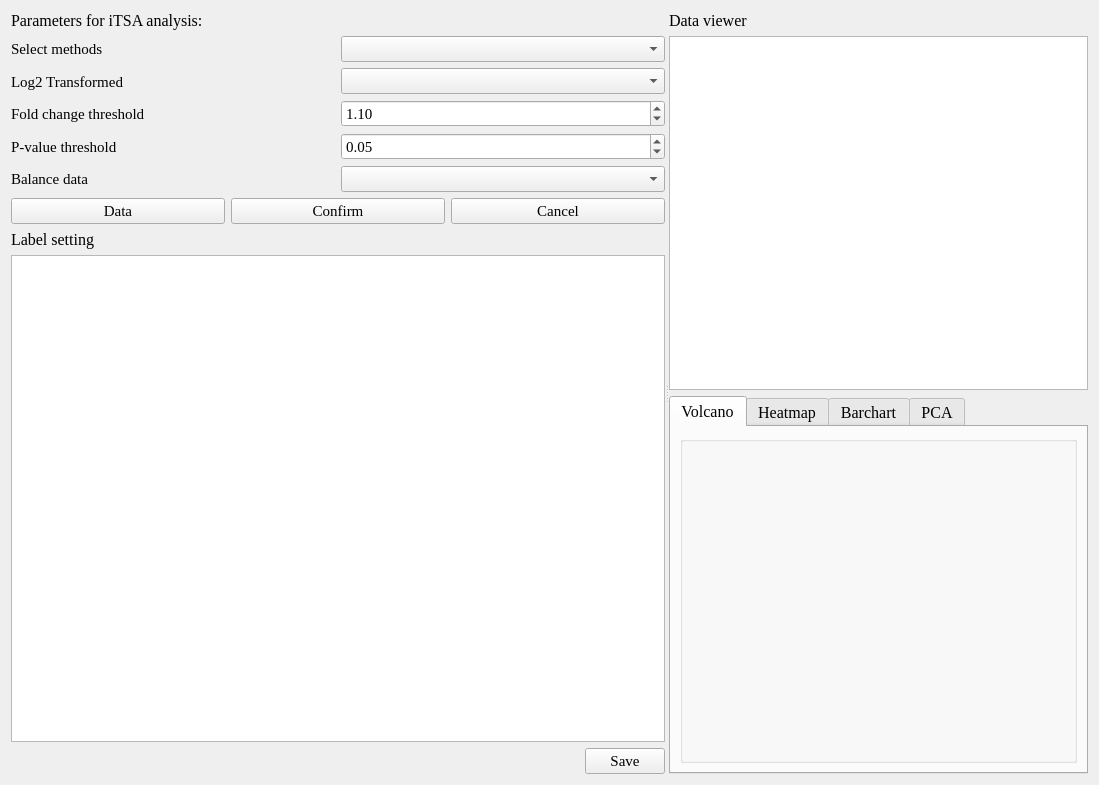
Qt form AnaliTSA.ui (hcji/ProSAP) before a commit.
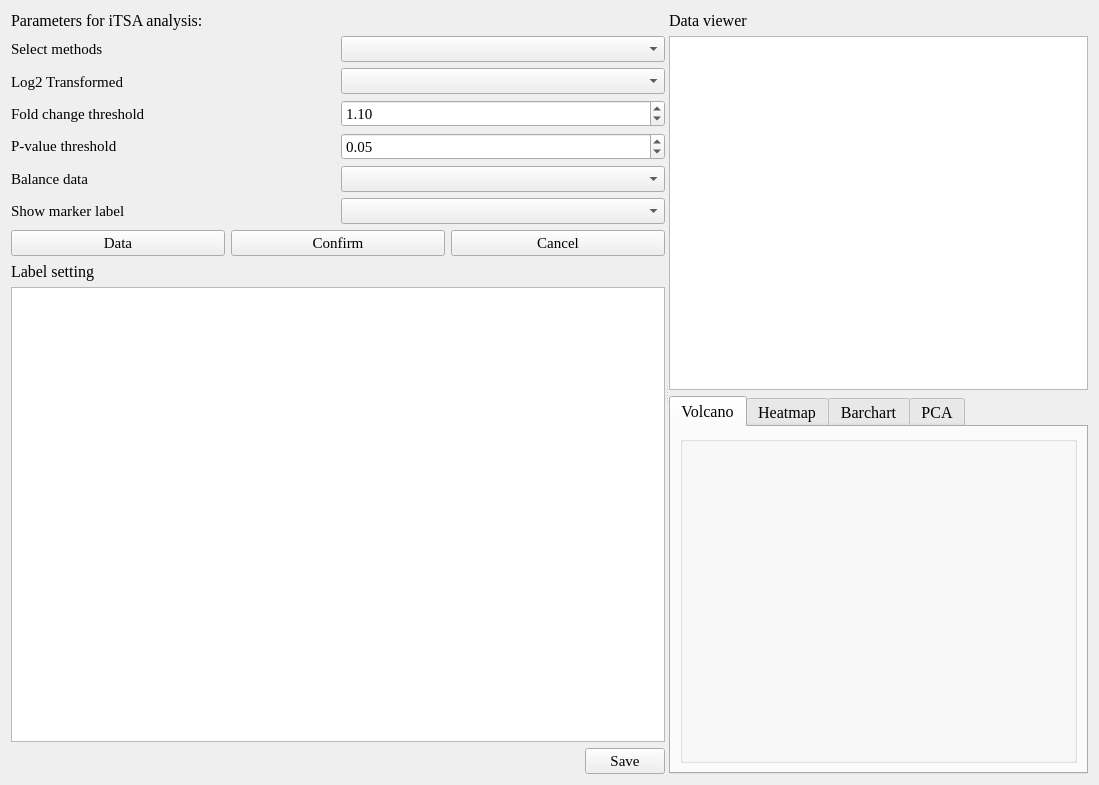
The same form after that commit.

Commit message: show marker label

What changed in the file:
```diff
--- a/AnaliTSA.ui
+++ b/AnaliTSA.ui
@@ -25,7 +25,7 @@
      <property name="orientation">
       <enum>Qt::Horizontal</enum>
      </property>
-     <widget class="QWidget" name="">
+     <widget class="QWidget" name="layoutWidget">
       <layout class="QVBoxLayout" name="verticalLayout_8">
        <item>
         <layout class="QVBoxLayout" name="verticalLayout_5">
@@ -109,6 +109,13 @@
                  </property>
                 </widget>
                </item>
+               <item>
+                <widget class="QLabel" name="label_4">
+                 <property name="text">
+                  <string>Show marker label</string>
+                 </property>
+                </widget>
+               </item>
               </layout>
              </item>
              <item>
@@ -139,6 +146,9 @@
                <item>
                 <widget class="QComboBox" name="comboBoxBalance"/>
                </item>
+               <item>
+                <widget class="QComboBox" name="comboBoxShowLab"/>
+               </item>
               </layout>
              </item>
             </layout>
@@ -231,7 +241,7 @@
        </item>
       </layout>
      </widget>
-     <widget class="QWidget" name="">
+     <widget class="QWidget" name="layoutWidget">
       <layout class="QVBoxLayout" name="verticalLayout_9">
        <item>
         <layout class="QVBoxLayout" name="verticalLayout_4">
```
The commit also changes 3 other files.
